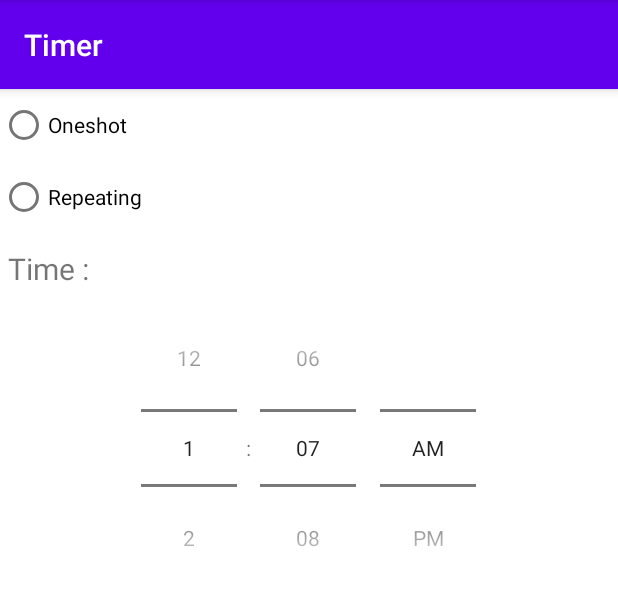
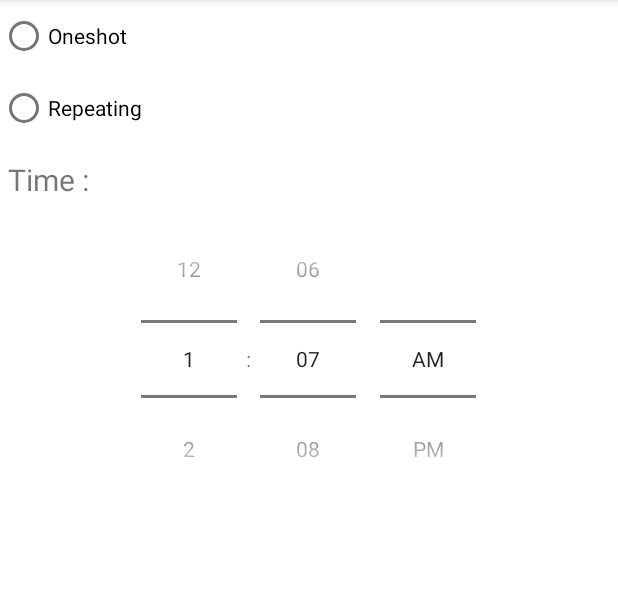
Before and after one commit to jrandiny/simple-tasker, an Android app: the fragment TimeFragment shown on its own in the app's theme, on a phone screen of 412 x 824 dp, the part 84-690 px from its top. Run offline under Robolectric (Android 15) with nearby library versions, the phone set to English and light mode, and no system bars; libraries missing offline, so code that uses them is left out: ca.antonious.materialdaypicker; plain views replace MaterialDayPicker; 2 statements that could not run were skipped.

Commit message:
adding time and Sonoff module configurator

```diff
--- a/app/src/main/java/id/randiny/simplyautomatic/module/time/TimeFragment.kt
+++ b/app/src/main/java/id/randiny/simplyautomatic/module/time/TimeFragment.kt
@@ -1,35 +1,70 @@
 package id.randiny.simplyautomatic.module.time
 
+import android.os.Build
 import android.os.Bundle
-import androidx.fragment.app.Fragment
+import android.util.Log
 import android.view.LayoutInflater
 import android.view.View
 import android.view.ViewGroup
-import android.widget.RadioButton
-import android.widget.RadioGroup
-import android.widget.TextView
+import android.widget.*
+import androidx.fragment.app.Fragment
+import ca.antonious.materialdaypicker.MaterialDayPicker
 import id.randiny.simplyautomatic.R
-import id.randiny.simplyautomatic.R.id.radioButton5
+import id.randiny.simplyautomatic.module.ConfiguratorFragment
+import java.text.DateFormat
+import java.util.*
+import kotlin.collections.HashMap
 
-/**
- * A simple [Fragment] subclass.
- * Use the [TimeFragment.newInstance] factory method to
- * create an instance of this fragment.
- */
-class TimeFragment : Fragment(), RadioGroup.OnCheckedChangeListener {
+
+class TimeFragment : ConfiguratorFragment(), RadioGroup.OnCheckedChangeListener {
+
+    private var timeStatus: Boolean = true
+    private lateinit var days: MaterialDayPicker
+    private lateinit var date: DatePicker
+    private lateinit var time: TimePicker
+    private lateinit var calendar: Calendar
+
+    companion object {
+        private const val LOG_TAG = "My/TimeFragment"
+    }
+
     override fun onCreateView(
         inflater: LayoutInflater, container: ViewGroup?,
         savedInstanceState: Bundle?
     ): View? {
+        Log.d(LOG_TAG, "Init Time configurator fragment")
         val root = inflater.inflate(R.layout.fragment_time, container, false)
-        root.findViewById<RadioGroup>(R.id.rg).setOnCheckedChangeListener(this)
+        val radioGroup = root.findViewById<RadioGroup>(R.id.radio_group)
+        val days = root.findViewById<MaterialDayPicker>(R.id.day_picker)
+        val date = root.findViewById<DatePicker>(R.id.datePicker)
+        val time = root.findViewById<TimePicker>(R.id.alarmTimePicker)
+        // Selected Days
+        val selectedDays = days.selectedDays
+        // Selected Date
+        calendar = Calendar.getInstance()
+        val selectedDate = formatDate(date.year,date.month,date.dayOfMonth)
+        // Selected Time
+        val selectedTime = getPickerTime(time)
+        radioGroup.setOnCheckedChangeListener(this)
+
+        validConfig.postValue(true)
+
         return root
+    }
+
+    override fun getParam(): HashMap<String, String> {
+        return hashMapOf(
+            TimeModule.PARAM_TIMESTATUS to if (timeStatus) "1" else "0",
+            TimeModule.PARAM_DAYS to days,
+            TimeModule.PARAM_DATE to date,
+            TimeModule.PARAM_TIME to time
+        )
     }
 
     override fun onCheckedChanged(group: RadioGroup?, checkedId: Int) {
         val checkedRadioButton = group?.findViewById<RadioButton>(group.checkedRadioButtonId)
         if (checkedRadioButton != null) {
-            if(checkedRadioButton.id == R.id.radioButton5) {
+            if(checkedRadioButton.id == R.id.oneshot) {
                 val text1 = view!!.findViewById<TextView>(R.id.textView1)
                 text1.visibility = View.VISIBLE
                 val dayPicker = view!!.findViewById<TextView>(R.id.day_picker)
@@ -38,8 +73,9 @@ class TimeFragment : Fragment(), RadioGroup.OnCheckedChangeListener {
                 text1.visibility = View.GONE
                 val datePicker = view!!.findViewById<TextView>(R.id.datePicker)
                 datePicker.visibility = View.GONE
+                timeStatus = true
             }
-            else if(checkedRadioButton.id == R.id.radioButton6) {
+            else if(checkedRadioButton.id == R.id.repeating) {
                 val text1 = view!!.findViewById<TextView>(R.id.textView1)
                 text1.visibility = View.GONE
                 val dayPicker = view!!.findViewById<TextView>(R.id.day_picker)
@@ -48,7 +84,51 @@ class TimeFragment : Fragment(), RadioGroup.OnCheckedChangeListener {
                 text.visibility = View.VISIBLE
                 val datePicker = view!!.findViewById<TextView>(R.id.datePicker)
                 datePicker.visibility = View.VISIBLE
+                timeStatus = false
             }
         }
     }
+
+    // Custom method to format date
+    private fun formatDate(year:Int, month:Int, day:Int):String{
+        // Create a Date variable/object with user chosen date
+        calendar.set(year, month, day, 0, 0, 0)
+        val chosenDate = calendar.time
+
+        // Format the date picker selected date
+        val df = DateFormat.getDateInstance(DateFormat.MEDIUM)
+        return df.format(chosenDate)
+    }
+
+    // Custom method to get time picker current time as string
+    private fun getPickerTime(timePicker: TimePicker):String{
+        val hour = if (Build.VERSION.SDK_INT >= Build.VERSION_CODES.M) {
+            timePicker.hour
+        } else {
+            timePicker.currentHour
+        }
+
+        val minute = if(Build.VERSION.SDK_INT >= Build.VERSION_CODES.M){
+            timePicker.minute
+        }else{
+            timePicker.currentMinute
+        }
+
+        return "${getHourAMPM(hour)} : $minute ${getAMPM(hour)}"
+    }
+
+
+    // Custom method to get AM PM value from provided hour
+    private fun getAMPM(hour:Int):String{
+        return if(hour>11)"PM" else "AM"
+    }
+
+
+    // Custom method to get hour for AM PM time format
+    private fun getHourAMPM(hour:Int):Int{
+        // Return the hour value for AM PM time format
+        var modifiedHour = if (hour>11)hour-12 else hour
+        if (modifiedHour == 0){modifiedHour = 12}
+        return modifiedHour
+    }
 }
--- a/app/src/main/res/layout/fragment_time.xml
+++ b/app/src/main/res/layout/fragment_time.xml
@@ -1,58 +1,32 @@
 <?xml version="1.0" encoding="utf-8"?>
-<FrameLayout xmlns:android="http://schemas.android.com/apk/res/android"
+<ScrollView xmlns:android="http://schemas.android.com/apk/res/android"
     xmlns:app="http://schemas.android.com/apk/res-auto"
     xmlns:tools="http://schemas.android.com/tools"
     android:layout_width="match_parent"
     android:layout_height="match_parent"
     tools:context=".module.time.TimeFragment">
 
-    <ScrollView
-        android:layout_width="match_parent"
-        android:layout_height="match_parent">
-
     <LinearLayout
         android:layout_width="match_parent"
         android:layout_height="wrap_content"
         android:orientation="vertical">
 
-            <com.google.android.material.appbar.AppBarLayout
-                android:layout_width="match_parent"
-                android:layout_height="wrap_content"
-                android:theme="@style/AppTheme.AppBarOverlay">
-
-                <TextView
-                    android:id="@+id/title"
-                    android:layout_width="wrap_content"
-                    android:layout_height="wrap_content"
-                    android:layout_weight="1"
-                    android:minHeight="?actionBarSize"
-                    android:padding="@dimen/appbar_padding"
-                    android:text="Timer"
-                    android:textAlignment="textStart"
-                    android:textAppearance="@style/TextAppearance.Widget.AppCompat.Toolbar.Title"
-                    tools:ignore="HardcodedText" />
-
-
-            </com.google.android.material.appbar.AppBarLayout>
-
         <RadioGroup
             android:layout_width="match_parent"
             android:layout_height="match_parent"
-                android:id="@+id/rg">
+            android:id="@+id/radio_group">
 
             <RadioButton
-                    android:id="@+id/radioButton5"
+                android:id="@+id/oneshot"
                 android:layout_width="match_parent"
                 android:layout_height="wrap_content"
-                    android:text="Oneshot"
-                    tools:ignore="HardcodedText,OnClick"/>
+                android:text="@string/module_time_module_oneshot"/>
 
             <RadioButton
-                    android:id="@+id/radioButton6"
+                android:id="@+id/repeating"
                 android:layout_width="match_parent"
                 android:layout_height="wrap_content"
-                    android:text="Repeating"
-                    tools:ignore="HardcodedText,OnClick"/>
+                android:text="@string/module_time_module_repeating"/>
         </RadioGroup>
 
         <TextView
@@ -62,10 +36,9 @@
             android:layout_marginStart="5dp"
             android:layout_marginTop="10dp"
             android:layout_marginEnd="5dp"
-                android:text="Days :"
+            android:text="@string/module_time_module_days"
             android:textSize="20sp"
-                android:visibility="gone"
-                tools:ignore="HardcodedText" />
+            android:visibility="gone" />
 
         <ca.antonious.materialdaypicker.MaterialDayPicker
             android:id="@+id/day_picker"
@@ -83,10 +56,9 @@
             android:layout_marginStart="5dp"
             android:layout_marginTop="10dp"
             android:layout_marginEnd="5dp"
-                android:text="Date :"
+            android:text="@string/module_time_module_date"
             android:textSize="20sp"
-                android:visibility="gone"
-                tools:ignore="HardcodedText" />
+            android:visibility="gone"/>
 
         <DatePicker
             android:id="@+id/datePicker"
@@ -105,9 +77,8 @@
             android:layout_marginStart="5dp"
             android:layout_marginTop="10dp"
             android:layout_marginEnd="5dp"
-                android:text="Time :"
-                android:textSize="20sp"
-                tools:ignore="HardcodedText" />
+            android:text="@string/module_time_module_time"
+            android:textSize="20sp"/>
 
         <TimePicker
             android:id="@+id/alarmTimePicker"
@@ -117,6 +88,5 @@
             android:timePickerMode="spinner" />
 
     </LinearLayout>
+
 </ScrollView>
-
-</FrameLayout>
--- a/app/src/main/res/values/strings.xml
+++ b/app/src/main/res/values/strings.xml
@@ -51,6 +51,17 @@
     <string name="module_notify_content_field">Content</string>
     <string name="module_notify_title_hint">Enter notification title here</string>
     <string name="module_notify_content_hint">Enter notification content here</string>
+
+    <!--  Sonoff module  -->
+    <string name="module_sonoff_toggle_on">Toggle on</string>
+    <string name="module_sonoff_toggle_off">Toggle off</string>
+
+    <!-- Time module-->
+    <string name="module_time_module_oneshot">Oneshot</string>
+    <string name="module_time_module_repeating">Repeating</string>
+    <string name="module_time_module_time">Time :</string>
+    <string name="module_time_module_date">Date :</string>
+    <string name="module_time_module_days">Days :</string>
     <string name="module_notify_description">Notify %1$s</string>
     <string name="module_notify_picker_name">Notification</string>
     <string name="module_notify_picker_description">Trigger notification with specific title and content</string>
```
Also changed, not shown: app/src/main/java/id/randiny/simplyautomatic/module/externalAPI/ExternalAPIFragment.kt (deleted, +0 -22 lines), app/src/main/java/id/randiny/simplyautomatic/module/sonoff/SonoffFragment.kt (added, +82 -0 lines), app/src/main/java/id/randiny/simplyautomatic/module/sonoff/SonoffModule.kt (+44 -1 lines), app/src/main/java/id/randiny/simplyautomatic/module/time/TimeModule.kt (+17 -8 lines), app/src/main/res/layout/fragment_external_api.xml (deleted, +0 -122 lines), app/src/main/res/layout/fragment_sonoff.xml (added, +99 -0 lines). Lines whose indentation alone changed are shown as unchanged.
